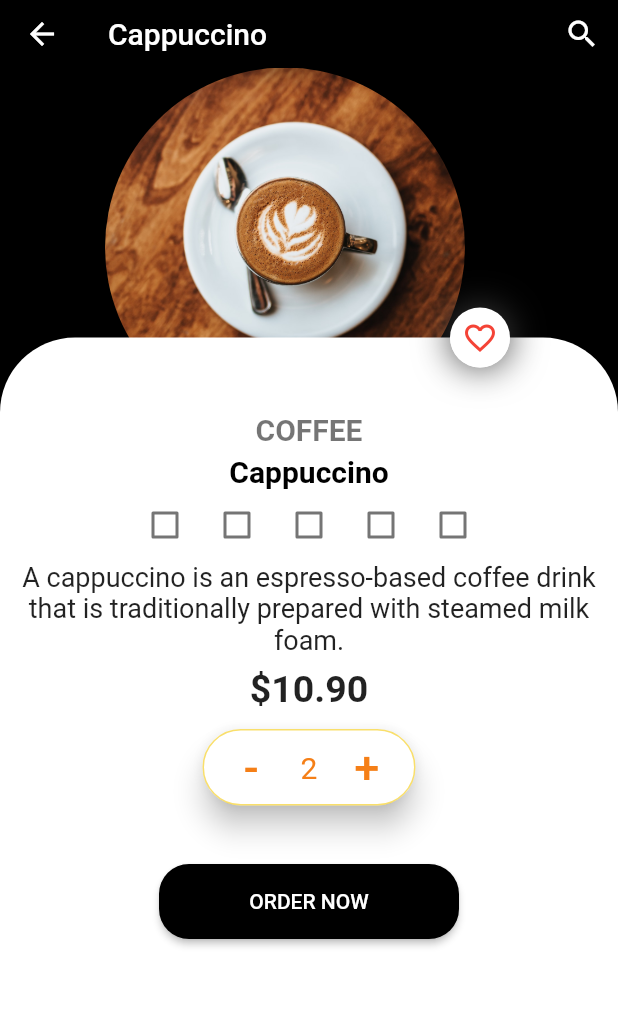
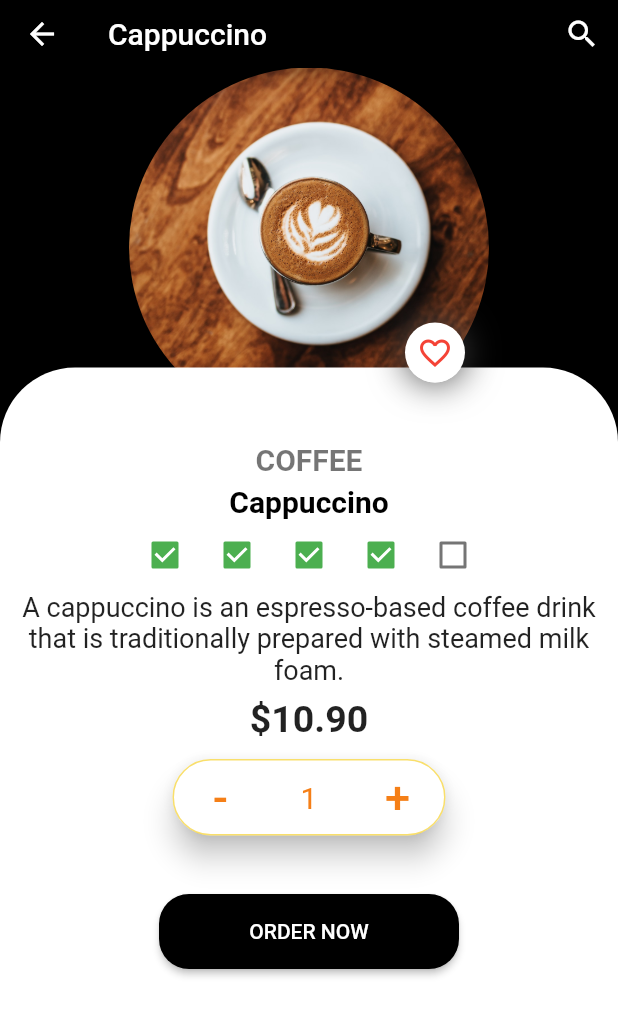
Before and after one commit to pd28CSE/flutter_coffee_shop_ui, a Flutter app: the screen it shows after launch, after a tap on "Start", on a phone screen of 412 x 824 dp. Shown: the top 1016 px of the screen. Run offline on Flutter 3.47's test engine with Material 2 defaults, Android fonts, the phone set to English and light mode, and no system bars.

Commit message:
Update UI

```diff
--- a/lib/screens/coffee_detail_screen.dart
+++ b/lib/screens/coffee_detail_screen.dart
@@ -8,20 +8,19 @@ class CoffeeDetailsScreen extends StatelessWidget {
   Widget build(BuildContext context) {
     return Scaffold(
       appBar: AppBar(
+        backgroundColor: Colors.transparent,
         toolbarHeight: 45,
         title: const Text('Cappuccino'),
-        backgroundColor: Colors.black,
         actions: [
           IconButton(onPressed: () {}, icon: const Icon(Icons.search)),
         ],
       ),
+      extendBody: true,
       backgroundColor: Colors.black,
       body: Stack(
+        alignment: Alignment.topCenter,
         children: [
-          Container(
-            color: Colors.black,
-            padding: const EdgeInsets.only(left: 70),
-            child: ClipRRect(
+          ClipRRect(
             borderRadius: BorderRadius.circular(120),
             child: Image.asset(
               'images/coffee.jpg',
@@ -30,10 +29,9 @@ class CoffeeDetailsScreen extends StatelessWidget {
               fit: BoxFit.cover,
             ),
           ),
-          ),
           Container(
             alignment: Alignment.center,
-            margin: const EdgeInsets.only(top: 180),
+            margin: const EdgeInsets.only(top: 200),
             decoration: const BoxDecoration(
               color: Colors.white,
               borderRadius: BorderRadius.only(
@@ -42,7 +40,7 @@ class CoffeeDetailsScreen extends StatelessWidget {
               ),
             ),
             child: Column(
-              children: [
+              children: <Widget>[
                 const Padding(
                   padding: EdgeInsets.only(top: 50, bottom: 5),
                   child: Text(
@@ -66,22 +64,22 @@ class CoffeeDetailsScreen extends StatelessWidget {
                   mainAxisAlignment: MainAxisAlignment.center,
                   children: [
                     Checkbox(
-                      value: false,
+                      value: true,
                       onChanged: (value) {},
                       activeColor: Colors.green,
                     ),
                     Checkbox(
-                      value: false,
+                      value: true,
                       onChanged: (value) {},
                       activeColor: Colors.green,
                     ),
                     Checkbox(
-                      value: false,
+                      value: true,
                       onChanged: (value) {},
                       activeColor: Colors.green,
                     ),
                     Checkbox(
-                      value: false,
+                      value: true,
                       onChanged: (value) {},
                       activeColor: Colors.green,
                     ),
@@ -109,7 +107,7 @@ class CoffeeDetailsScreen extends StatelessWidget {
                   ),
                 ),
                 SizedBox(
-                  width: 150,
+                  width: 190,
                   child: Card(
                     elevation: 8,
                     shape: RoundedRectangleBorder(
@@ -120,9 +118,17 @@ class CoffeeDetailsScreen extends StatelessWidget {
                       ),
                     ),
                     child: Row(
-                      mainAxisAlignment: MainAxisAlignment.spaceAround,
+                      mainAxisAlignment: MainAxisAlignment.spaceBetween,
                       children: <Widget>[
                         TextButton(
+                          style: TextButton.styleFrom(
+                            shape: const RoundedRectangleBorder(
+                              borderRadius: BorderRadius.only(
+                                topLeft: Radius.circular(25),
+                                bottomLeft: Radius.circular(25),
+                              ),
+                            ),
+                          ),
                           onPressed: () {},
                           child: Text(
                             '-',
@@ -133,13 +139,21 @@ class CoffeeDetailsScreen extends StatelessWidget {
                           ),
                         ),
                         Text(
-                          '2',
+                          '1',
                           style: TextStyle(
                             color: Colors.yellow[900],
                             fontSize: 20,
                           ),
                         ),
                         TextButton(
+                          style: TextButton.styleFrom(
+                            shape: const RoundedRectangleBorder(
+                              borderRadius: BorderRadius.only(
+                                topRight: Radius.circular(25),
+                                bottomRight: Radius.circular(25),
+                              ),
+                            ),
+                          ),
                           onPressed: () {},
                           child: Text(
                             '+',
@@ -172,8 +186,8 @@ class CoffeeDetailsScreen extends StatelessWidget {
             ),
           ),
           Positioned(
-            top: 160,
-            left: 300,
+            top: 170,
+            left: 270,
             child: Container(
               height: 40,
               width: 40,
--- a/lib/screens/home_screen.dart
+++ b/lib/screens/home_screen.dart
@@ -8,16 +8,18 @@ class HomeScreen extends StatelessWidget {
 
   @override
   Widget build(BuildContext context) {
+    final Size size = MediaQuery.sizeOf(context);
     return Scaffold(
       body: Stack(
+        alignment: Alignment.center,
         children: [
           Image.asset(
             'images/cover.jpg',
             fit: BoxFit.cover,
-            height: double.infinity,
+            height: size.height,
+            width: size.width,
           ),
-          Center(
-            child: Column(
+          Column(
             children: <Widget>[
               Padding(
                 padding: const EdgeInsets.only(
@@ -51,12 +53,9 @@ class HomeScreen extends StatelessWidget {
                   )
                 ],
               ),
-              ],
-            ),
-          ),
-          Positioned(
-            bottom: 50,
-            left: MediaQuery.of(context).size.width / 4,
+              const Spacer(),
+              Padding(
+                padding: const EdgeInsets.only(bottom: 20),
                 child: SizedBox(
                   height: 50,
                   width: 200,
@@ -65,6 +64,7 @@ class HomeScreen extends StatelessWidget {
                       shape: RoundedRectangleBorder(
                         borderRadius: BorderRadius.circular(20),
                       ),
+                      // maximumSize: Size.fromWidth(100),
                       foregroundColor: Colors.black,
                       backgroundColor: Colors.yellow[900],
                       textStyle: const TextStyle(
@@ -82,6 +82,8 @@ class HomeScreen extends StatelessWidget {
               ),
             ],
           ),
+        ],
+      ),
     );
   }
 }
```
Also changed, not shown: pubspec.lock, 4 other files. Lines whose indentation alone changed are shown as unchanged.
